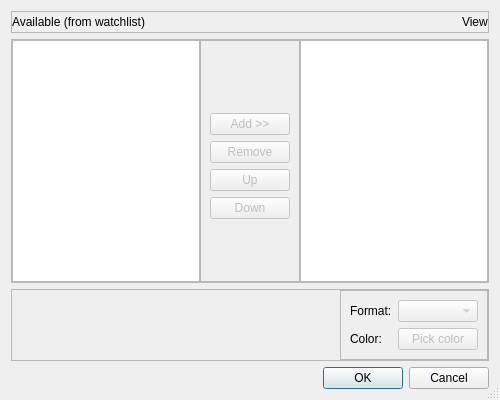
Old version of the form src/DialogEditWaveform.ui in the repository gdevic/Z80Explorer.
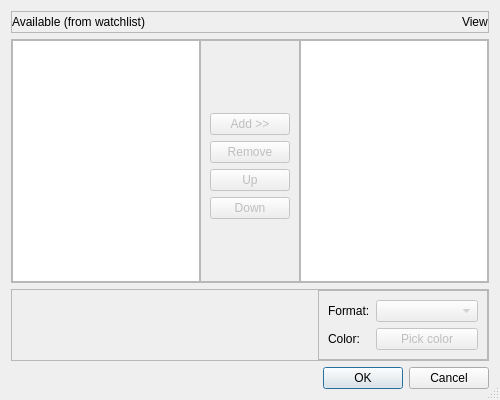
New version of the form.

Commit message: Adding data format support for waveform

Diff of the .ui file:
```diff
--- a/src/DialogEditWaveform.ui
+++ b/src/DialogEditWaveform.ui
@@ -235,6 +235,12 @@
       </item>
       <item>
        <widget class="QFrame" name="frame_4">
+        <property name="minimumSize">
+         <size>
+          <width>170</width>
+          <height>0</height>
+         </size>
+        </property>
         <property name="frameShape">
          <enum>QFrame::StyledPanel</enum>
         </property>
@@ -254,6 +260,9 @@
            <property name="enabled">
             <bool>false</bool>
            </property>
+           <property name="sizeAdjustPolicy">
+            <enum>QComboBox::AdjustToContents</enum>
+           </property>
           </widget>
          </item>
          <item row="1" column="0">
```
The commit also changes 6 other files.
